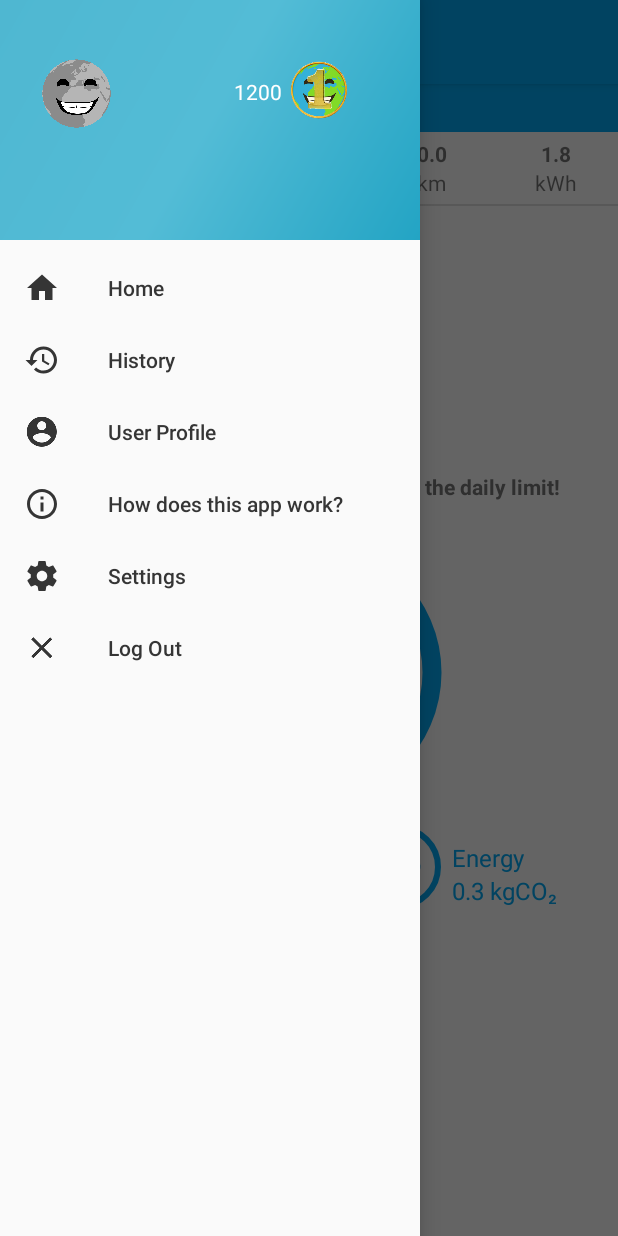
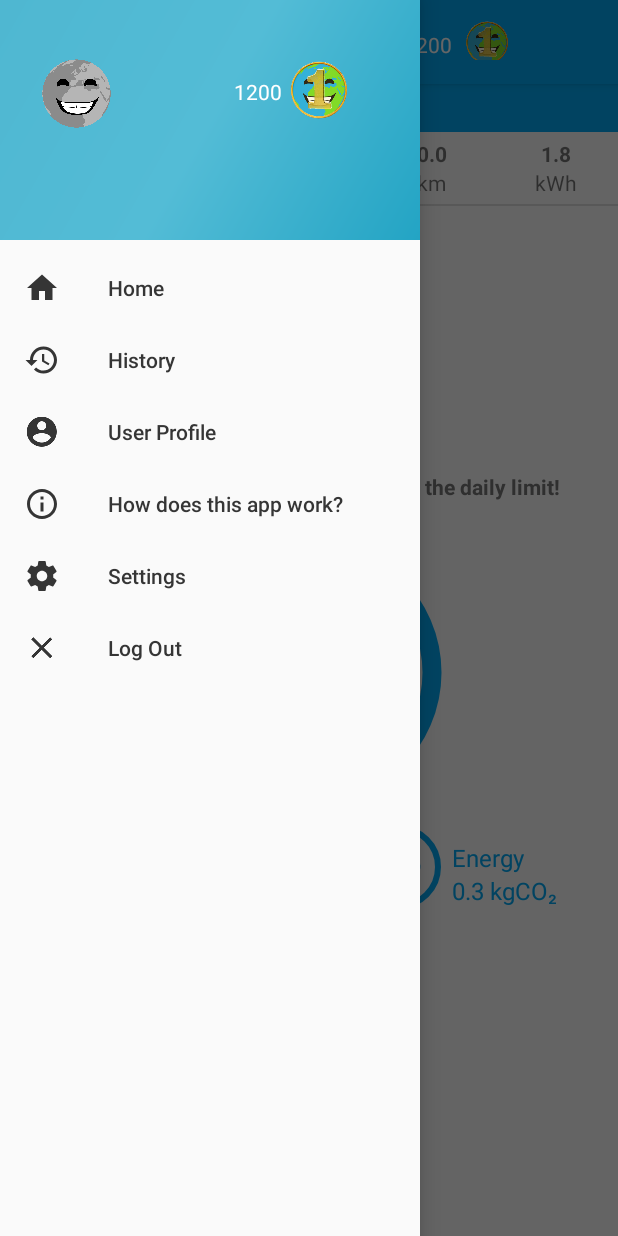
Before and after one commit to ragnhlar/Master, an Android app: the MainActivity screen opened directly, with no data from a screen before it, with the side drawer open, on a phone screen of 412 x 824 dp. Run offline under Robolectric (Android 15) with nearby library versions, the phone set to English and light mode, and no system bars; libraries missing offline, so code that uses them is left out: com.ittianyu.bottomnavigationviewex; 42 statements that could not run were skipped.

Commit message:
change position for the earth coin in the toolbar

```diff
--- a/app/src/main/res/layout/activity_main.xml
+++ b/app/src/main/res/layout/activity_main.xml
@@ -40,10 +40,10 @@
 
                     <TextView
                         android:id="@+id/coin_score"
-                        android:paddingLeft="75dp"
+                        android:paddingLeft="140dp"
                         android:textAppearance="@style/TextAppearance.AppCompat.Body1"
                         android:text="1200"
-                        android:layout_marginTop="@dimen/activity_vertical_margin"
+                        android:layout_marginTop="20dp"
                         android:layout_alignLeft="@id/earth_coin"
                         android:layout_width="wrap_content"
                         android:layout_height="wrap_content" />
```
